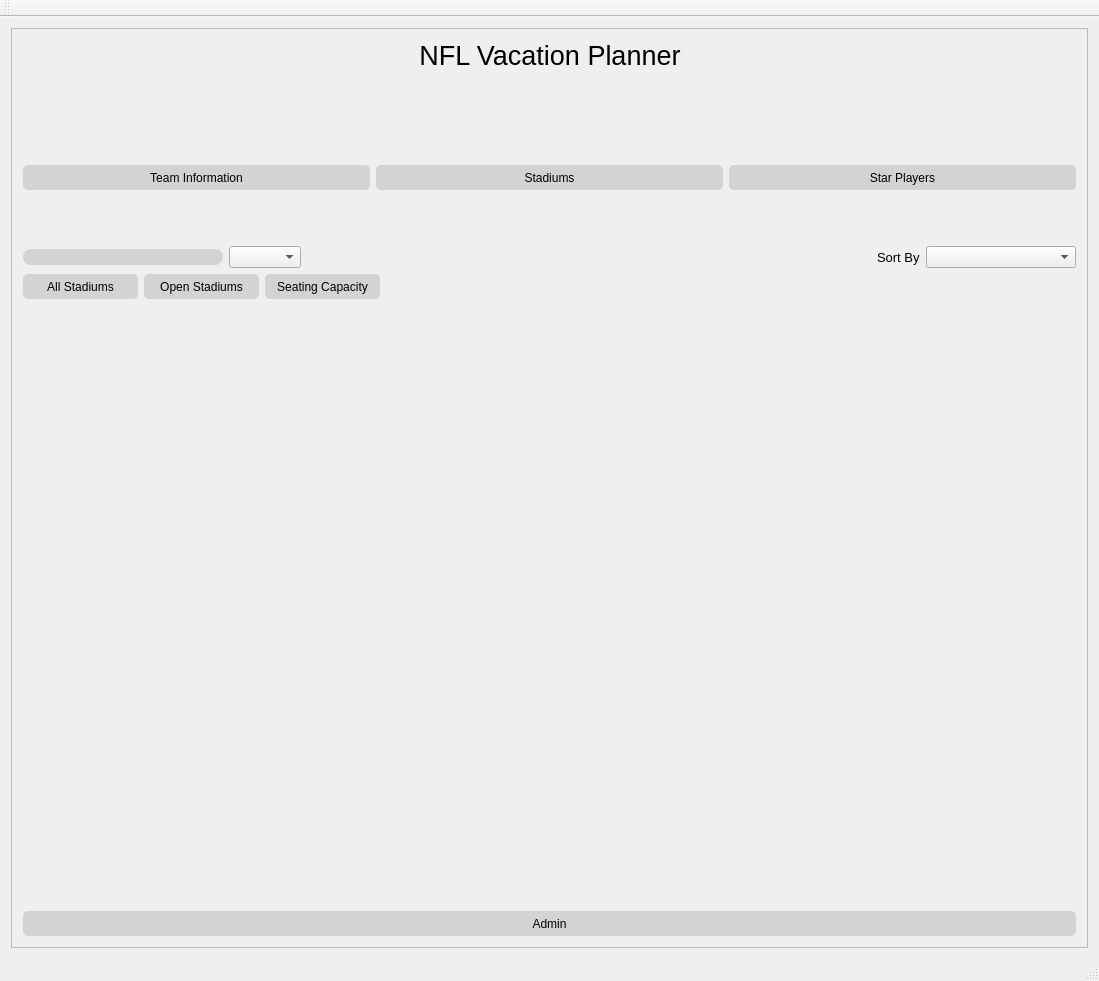
The window that mainwindow.ui (Cyriously1/NFLTour) describes before a commit, drawn with Qt 5.
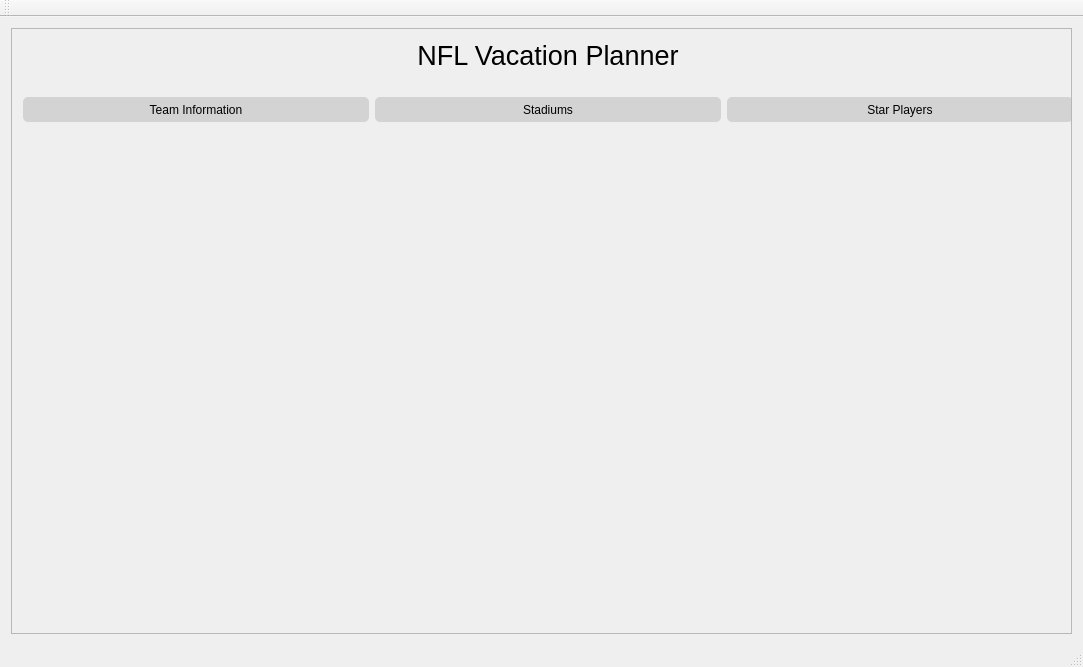
The same window after the commit. Icons and pictures are not drawn.

The edit to the form file:
```diff
--- a/mainwindow.ui
+++ b/mainwindow.ui
@@ -6,8 +6,8 @@
    <rect>
     <x>0</x>
     <y>0</y>
-    <width>1099</width>
-    <height>981</height>
+    <width>1083</width>
+    <height>667</height>
    </rect>
   </property>
   <property name="windowTitle">
@@ -90,8 +90,8 @@
         <rect>
          <x>0</x>
          <y>0</y>
-         <width>1075</width>
-         <height>1362</height>
+         <width>1070</width>
+         <height>1849</height>
         </rect>
        </property>
        <property name="styleSheet">
@@ -201,6 +201,28 @@
             </item>
            </layout>
           </item>
+          <item>
+           <widget class="QLabel" name="label_3">
+            <property name="minimumSize">
+             <size>
+              <width>1050</width>
+              <height>500</height>
+             </size>
+            </property>
+            <property name="maximumSize">
+             <size>
+              <width>1050</width>
+              <height>500</height>
+             </size>
+            </property>
+            <property name="text">
+             <string/>
+            </property>
+            <property name="scaledContents">
+             <bool>true</bool>
+            </property>
+           </widget>
+          </item>
           <item>
            <layout class="QHBoxLayout" name="horizontalLayout_2">
             <item>
```
Left out of the diff: 6 changed lines with no effect on the pictures.
